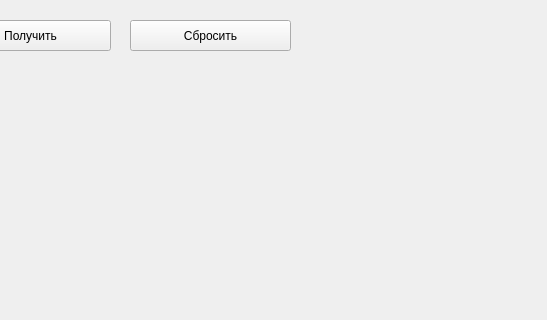
This is map.ui in CodinMaestro/MAPS_API as Qt 5 draws it before an edit; both pictures show x 540 to 1087 and y 0 to 320 of the 1087 by 614 pixel window. The edited form follows.
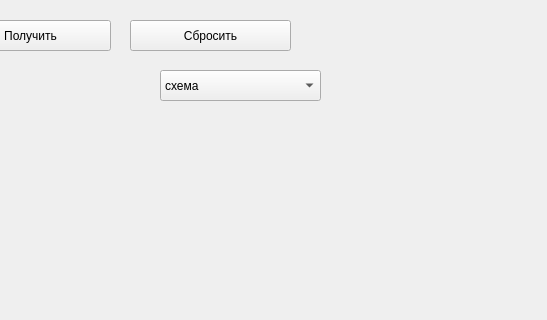
This is the edited form.

```diff
--- a/map.ui
+++ b/map.ui
@@ -108,6 +108,31 @@
     <string>Сбросить</string>
    </property>
   </widget>
+  <widget class="QComboBox" name="comboBox">
+   <property name="geometry">
+    <rect>
+     <x>700</x>
+     <y>70</y>
+     <width>161</width>
+     <height>31</height>
+    </rect>
+   </property>
+   <item>
+    <property name="text">
+     <string>схема</string>
+    </property>
+   </item>
+   <item>
+    <property name="text">
+     <string>спутник</string>
+    </property>
+   </item>
+   <item>
+    <property name="text">
+     <string>гибрид</string>
+    </property>
+   </item>
+  </widget>
  </widget>
  <resources/>
  <connections/>
```
